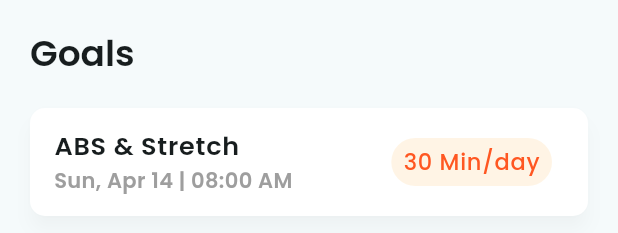
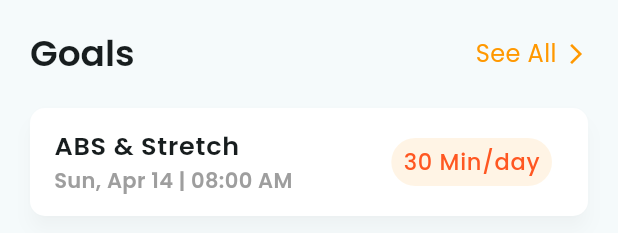
Before and after one commit to masud51435/fitness_tracking_app, a Flutter app: the GoalSection widget shown alone on an empty page, opened directly, on a phone screen of 412 x 824 dp. Shown: the top 233 px of the screen. Run offline on Flutter 3.47's test engine with Material 3 defaults, Android fonts, the light colour scheme and no system bars; our stand-ins replace get, google_fonts, iconsax, smooth_page_indicator; missing offline and left inert: chart_sparkline.

Commit message:
remove bug

```diff
--- a/lib/common/Custom_appbar.dart
+++ b/lib/common/Custom_appbar.dart
@@ -9,7 +9,7 @@ class CustomAppBar extends StatelessWidget implements PreferredSizeWidget {
     this.actions,
     this.centerTitle = false,
     this.paddingHorizontal = 20,
-    this.backGroundColor,
+    this.backGroundColor = Colors.transparent,
     this.leading,
     this.showBackArrow = false,
   });
@@ -18,7 +18,7 @@ class CustomAppBar extends StatelessWidget implements PreferredSizeWidget {
   final List<Widget>? actions;
   final bool? centerTitle;
   final double paddingHorizontal;
-  final Color? backGroundColor;
+  final Color backGroundColor;
   final Widget? leading;
   final bool showBackArrow;
 
@@ -31,6 +31,7 @@ class CustomAppBar extends StatelessWidget implements PreferredSizeWidget {
       ),
       child: AppBar(
         backgroundColor: backGroundColor,
+        surfaceTintColor: Colors.white,
         automaticallyImplyLeading: false,
         leading: showBackArrow
             ? IconButton(
--- a/lib/pages/home_page/home_page.dart
+++ b/lib/pages/home_page/home_page.dart
@@ -1,4 +1,3 @@
-import 'package:fitness_tracking_app/common/section_heading.dart';
 import 'package:flutter/material.dart';
 import '../../common/custom_divider.dart';
 import 'widgets/daily_activity/home_activity.dart';
@@ -12,7 +11,7 @@ class HomePage extends StatelessWidget {
 
   @override
   Widget build(BuildContext context) {
-    return Scaffold(
+    return const Scaffold(
       body: SingleChildScrollView(
         child: Column(
           crossAxisAlignment: CrossAxisAlignment.start,
--- a/lib/pages/home_page/widgets/daily_goal/daily_goal.dart
+++ b/lib/pages/home_page/widgets/daily_goal/daily_goal.dart
@@ -1,7 +1,6 @@
 import 'package:fitness_tracking_app/core/app_colors.dart';
 import 'package:flutter/material.dart';
 import 'package:get/get.dart';
-import 'package:intl/intl.dart';
 
 import '../../../../common/section_heading.dart';
 import '../../../../controllers/goal_controller.dart';
@@ -17,7 +16,29 @@ class GoalSection extends StatelessWidget {
 
     return Column(
       children: [
-        const AppSectionHeading(text: 'Goals'),
+        AppSectionHeading(
+          text: 'Goals',
+          anotherItem: InkWell(
+            onTap: () {},
+            child: const Row(
+              children: [
+                Text(
+                  'See All',
+                  style: TextStyle(
+                    color: Colors.orange,
+                    fontSize: 16,
+                  ),
+                ),
+                SizedBox(width: 5),
+                Icon(
+                  Icons.arrow_forward_ios,
+                  size: 16,
+                  color: Colors.orange,
+                ),
+              ],
+            ),
+          ),
+        ),
         Obx(() {
           return ListView.builder(
             itemCount: controller.goals.length,
```
Also changed, not shown: lib/pages/home_page/widgets/home_appbar.dart (line endings or trailing spaces).
